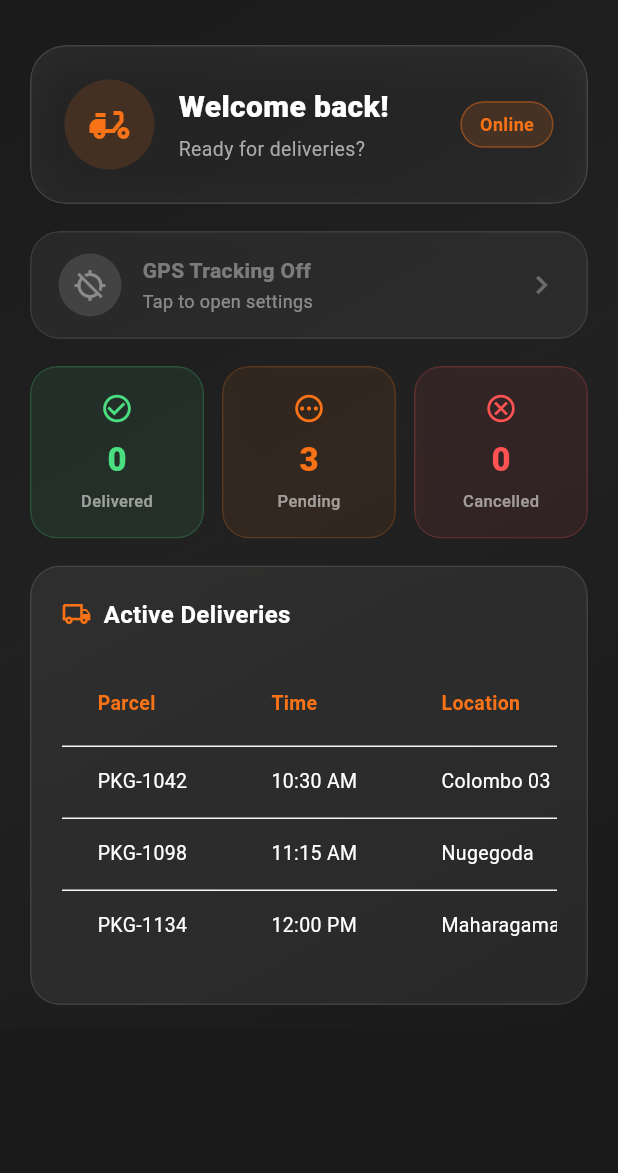
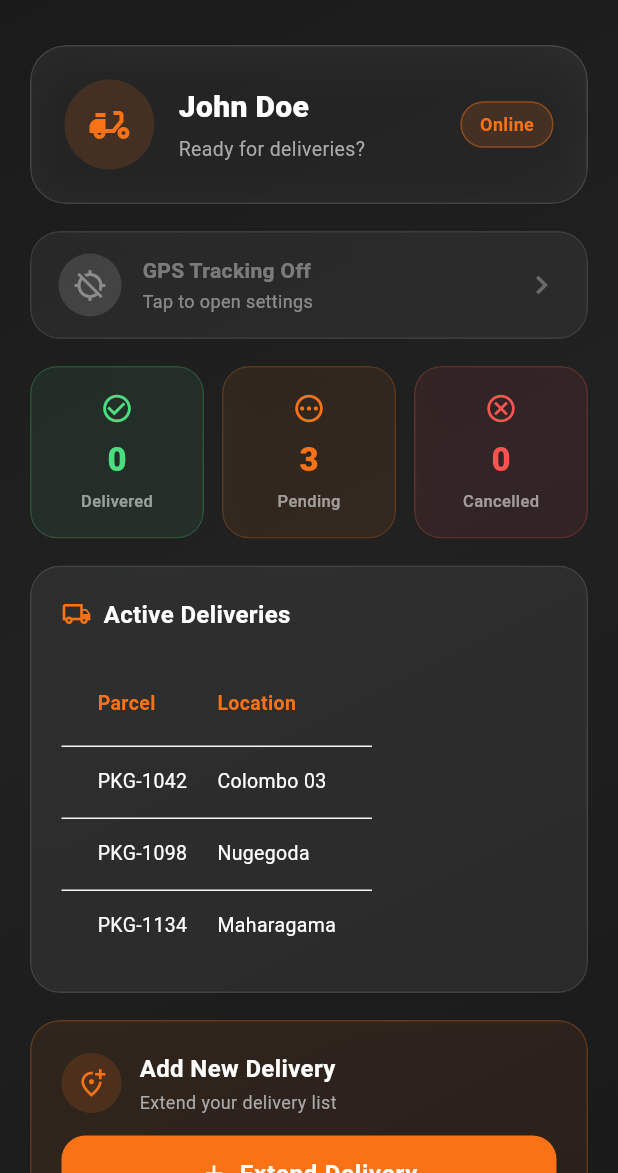
Before and after one commit to ManushkaSL/sc_courier_app, a Flutter app: the DashboardScreen screen opened by its route, on a phone screen of 412 x 824 dp, the part 63-1236 px from its top. Run offline on Flutter 3.47's test engine with Material 3 defaults, Android fonts, the phone set to English and light mode, and no system bars; our stand-ins replace geolocator, image_picker, lottie, video_player.

Commit message:
added extend delivery section fix some bugs

```diff
--- a/lib/main.dart
+++ b/lib/main.dart
@@ -4,6 +4,7 @@ import 'screens/login_screen.dart';
 import 'screens/register_screen.dart';
 import 'screens/dashboard_screen.dart';
 import 'screens/settings_screen.dart';
+import 'screens/extend_delivery_screen.dart';
 
 void main() {
   runApp(const MyApp());
@@ -139,6 +140,8 @@ class MyApp extends StatelessWidget {
         RegisterScreen.routeName: (context) => const RegisterScreen(),
         DashboardScreen.routeName: (context) => const DashboardScreen(),
         SettingsScreen.routeName: (context) => const SettingsScreen(),
+        ExtendDeliveryScreen.routeName: (context) =>
+            const ExtendDeliveryScreen(),
       },
     );
   }
--- a/lib/screens/dashboard_screen.dart
+++ b/lib/screens/dashboard_screen.dart
@@ -2,6 +2,7 @@ import 'dart:ui';
 import 'package:flutter/material.dart';
 import 'login_screen.dart';
 import 'settings_screen.dart';
+import 'extend_delivery_screen.dart';
 import '../services/location_service.dart';
 
 class DashboardScreen extends StatefulWidget {
@@ -15,6 +16,8 @@ class DashboardScreen extends StatefulWidget {
 
 class _DashboardScreenState extends State<DashboardScreen> {
   final _locationService = LocationService();
+  final String riderName =
+      'John Doe'; // Delivery guy's name (can be fetched from backend)
 
   @override
   void initState() {
@@ -38,9 +41,9 @@ class _DashboardScreenState extends State<DashboardScreen> {
     final position = _locationService.currentPosition;
     final gpsColor = isTracking ? const Color(0xFF4ADE80) : Colors.white38;
     final currentDeliveries = const [
-      ('PKG-1042', '10:30 AM', 'Colombo 03'),
-      ('PKG-1098', '11:15 AM', 'Nugegoda'),
-      ('PKG-1134', '12:00 PM', 'Maharagama'),
+      ('PKG-1042', 'Colombo 03'),
+      ('PKG-1098', 'Nugegoda'),
+      ('PKG-1134', 'Maharagama'),
     ];
 
     return Scaffold(
@@ -137,20 +140,20 @@ class _DashboardScreenState extends State<DashboardScreen> {
                             ),
                           ),
                           const SizedBox(width: 16),
-                          const Expanded(
+                          Expanded(
                             child: Column(
                               crossAxisAlignment: CrossAxisAlignment.start,
                               children: [
                                 Text(
-                                  'Welcome back!',
-                                  style: TextStyle(
+                                  riderName,
+                                  style: const TextStyle(
                                     color: Colors.white,
                                     fontSize: 20,
                                     fontWeight: FontWeight.w800,
                                   ),
                                 ),
-                                SizedBox(height: 4),
-                                Text(
+                                const SizedBox(height: 4),
+                                const Text(
                                   'Ready for deliveries?',
                                   style: TextStyle(
                                     color: Color(0xFFAAAAAA),
@@ -362,9 +365,9 @@ class _DashboardScreenState extends State<DashboardScreen> {
                                   color: Colors.white,
                                   fontSize: 13,
                                 ),
+                                columnSpacing: 20,
                                 columns: const [
                                   DataColumn(label: Text('Parcel')),
-                                  DataColumn(label: Text('Time')),
                                   DataColumn(label: Text('Location')),
                                 ],
                                 rows: currentDeliveries
@@ -373,7 +376,6 @@ class _DashboardScreenState extends State<DashboardScreen> {
                                         cells: [
                                           DataCell(Text(delivery.$1)),
                                           DataCell(Text(delivery.$2)),
-                                          DataCell(Text(delivery.$3)),
                                         ],
                                       ),
                                     )
@@ -381,7 +383,82 @@ class _DashboardScreenState extends State<DashboardScreen> {
                               ),
                             ),
                           ),
-                          const SizedBox(height: 8),
+                        ],
+                      ),
+                    ),
+                  ),
+                ),
+                const SizedBox(height: 18),
+                // Extend Delivery Button
+                ClipRRect(
+                  borderRadius: BorderRadius.circular(20),
+                  child: BackdropFilter(
+                    filter: ImageFilter.blur(sigmaX: 14, sigmaY: 14),
+                    child: Container(
+                      decoration: BoxDecoration(
+                        color: const Color(0xFFF97316).withValues(alpha: 0.08),
+                        borderRadius: BorderRadius.circular(20),
+                        border: Border.all(
+                          color: const Color(
+                            0xFFF97316,
+                          ).withValues(alpha: 0.25),
+                        ),
+                      ),
+                      padding: const EdgeInsets.all(20),
+                      child: Column(
+                        crossAxisAlignment: CrossAxisAlignment.stretch,
+                        children: [
+                          Row(
+                            children: [
+                              Container(
+                                padding: const EdgeInsets.all(10),
+                                decoration: BoxDecoration(
+                                  color: const Color(
+                                    0xFFF97316,
+                                  ).withValues(alpha: 0.15),
+                                  shape: BoxShape.circle,
+                                ),
+                                child: const Icon(
+                                  Icons.add_location_alt_outlined,
+                                  color: Color(0xFFF97316),
+                                  size: 20,
+                                ),
+                              ),
+                              const SizedBox(width: 12),
+                              const Expanded(
+                                child: Column(
+                                  crossAxisAlignment: CrossAxisAlignment.start,
+                                  children: [
+                                    Text(
+                                      'Add New Delivery',
+                                      style: TextStyle(
+                                        color: Colors.white,
+                                        fontSize: 16,
+                                        fontWeight: FontWeight.w700,
+                                      ),
+                                    ),
+                                    SizedBox(height: 2),
+                                    Text(
+                                      'Extend your delivery list',
+                                      style: TextStyle(
+                                        color: Color(0xFFAAAAAA),
+                                        fontSize: 12,
+                                      ),
+                                    ),
+                                  ],
+                                ),
+                              ),
+                            ],
+                          ),
+                          const SizedBox(height: 14),
+                          ElevatedButton.icon(
+                            onPressed: () => Navigator.pushNamed(
+                              context,
+                              ExtendDeliveryScreen.routeName,
+                            ),
+                            icon: const Icon(Icons.add),
+                            label: const Text('Extend Delivery'),
+                          ),
                         ],
                       ),
                     ),
--- a/pubspec.yaml
+++ b/pubspec.yaml
@@ -64,7 +64,7 @@ flutter:
   assets:
     - assets/logo.png
     - assets/w.png
-    - assets/logo animation.mp4
+    - assets/logo_animation.mp4
     - assets/Courier.json
     - 'assets/Package Delivery.json'
 
```
Also changed, not shown: lib/screens/extend_delivery_screen.dart (added, +428 -0 lines), lib/screens/splash_screen.dart (+22 -16 lines), 2 other files.
